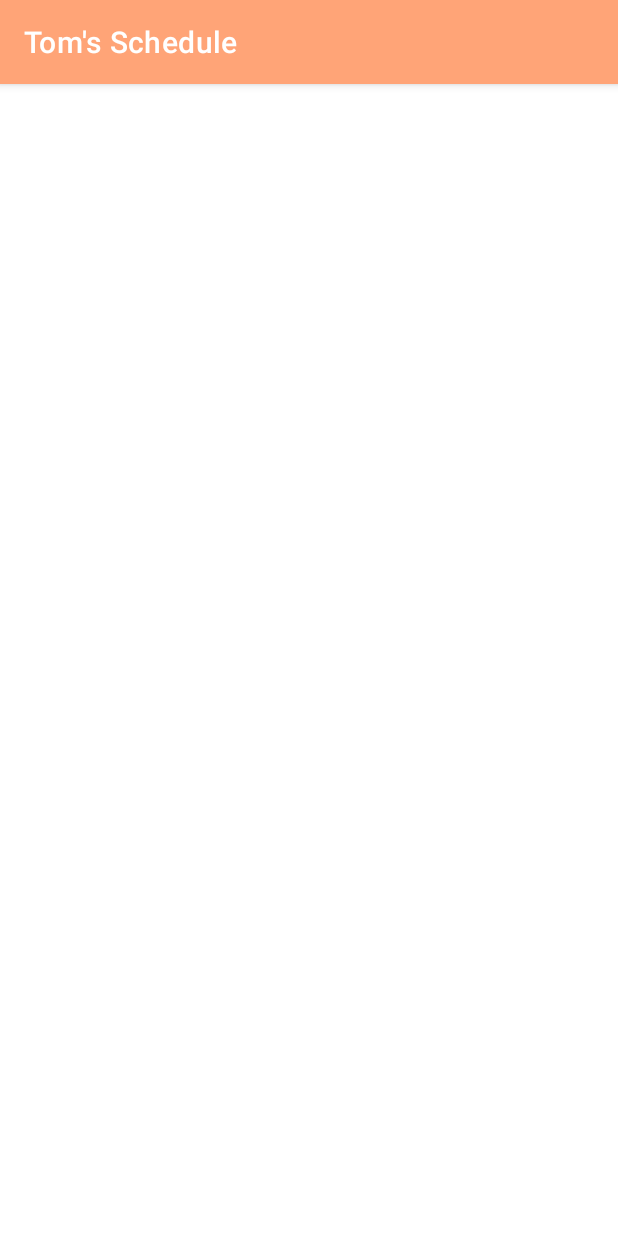
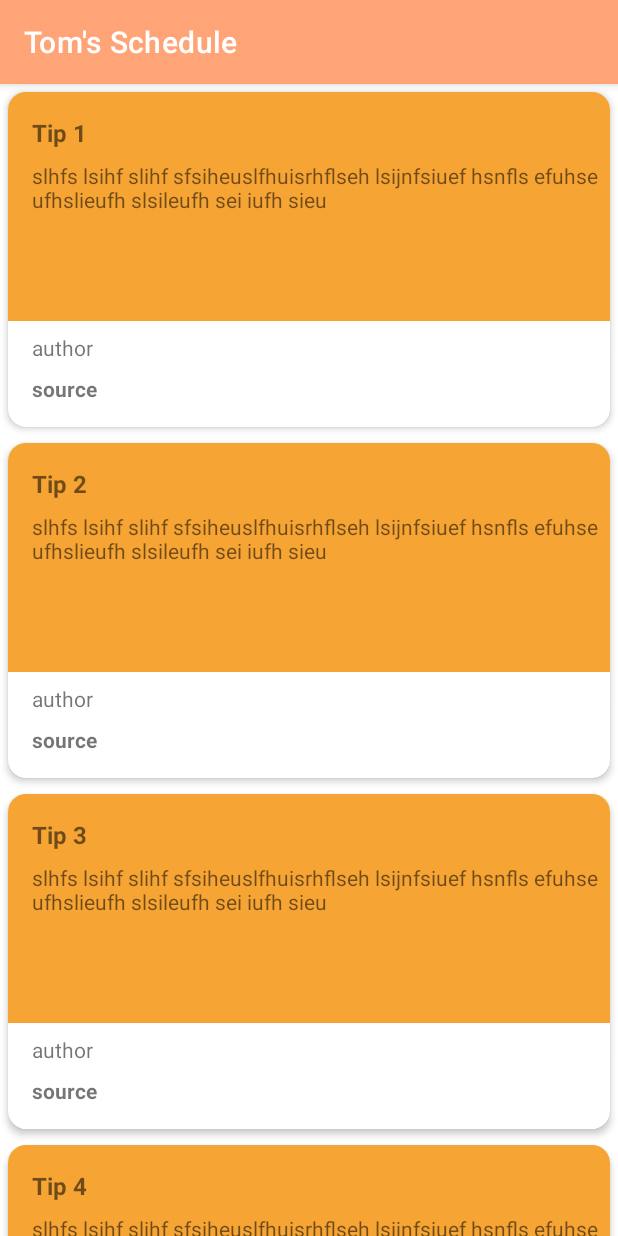
Before and after one commit to CsZsani/tomsschedule, an Android app: the fragment TipsFragment shown on its own in the app's theme, on a phone screen of 412 x 824 dp. Run offline under Robolectric (Android 15) with nearby library versions, the phone set to English and light mode, and no system bars; our stand-ins replace Firebase (no records; nobody signed in at launch, a user with empty details on screens opened directly).

Commit message:
Working on tips

```diff
--- a/app/src/main/java/hu/janny/tomsschedule/model/repository/TipsRepository.java
+++ b/app/src/main/java/hu/janny/tomsschedule/model/repository/TipsRepository.java
@@ -12,6 +12,7 @@ import com.google.firebase.storage.FirebaseStorage;
 import java.util.ArrayList;
 import java.util.List;
 
+import hu.janny.tomsschedule.model.CustomActivityHelper;
 import hu.janny.tomsschedule.model.Tip;
 import hu.janny.tomsschedule.model.firebase.FirebaseManager;
 
@@ -19,12 +20,29 @@ public class TipsRepository {
 
     private final MutableLiveData<Tip> tip = new MutableLiveData<>();
     private Tip tipFilter;
+    private List<Tip> fixTips = new ArrayList<>();
     private List<Tip> cache = new ArrayList<>();
 
     private final FirebaseStorage db;
 
     public TipsRepository(Application application) {
         db = FirebaseManager.storage;
+        fixTips.add(new Tip(1, CustomActivityHelper.todayMillis(), "Tip 1",
+                "slhfs lsihf slihf sfsiheuslfhuisrhflseh lsijnfsiuef hsnfls efuhse ufhslieufh slsileufh se" +
+                        "i iufh sieufhsi elfuhsiefh sieuhfs iluefh sieuf siuefh isuefhslue fhsliuh sieufh slieufh slie" +
+                        "isef sieuf iseugfskeu gfsjehbuzske g", "author", "source", "#F6A433"));
+        fixTips.add(new Tip(2, CustomActivityHelper.todayMillis(), "Tip 2",
+                "slhfs lsihf slihf sfsiheuslfhuisrhflseh lsijnfsiuef hsnfls efuhse ufhslieufh slsileufh se" +
+                        "i iufh sieufhsi elfuhsiefh sieuhfs iluefh sieuf siuefh isuefhslue fhsliuh sieufh slieufh slie" +
+                        "isef sieuf iseugfskeu gfsjehbuzske g", "author", "source", "#F6A433"));
+        fixTips.add(new Tip(3, CustomActivityHelper.todayMillis(), "Tip 3",
+                "slhfs lsihf slihf sfsiheuslfhuisrhflseh lsijnfsiuef hsnfls efuhse ufhslieufh slsileufh se" +
+                        "i iufh sieufhsi elfuhsiefh sieuhfs iluefh sieuf siuefh isuefhslue fhsliuh sieufh slieufh slie" +
+                        "isef sieuf iseugfskeu gfsjehbuzske g", "author", "source", "#F6A433"));
+        fixTips.add(new Tip(4, CustomActivityHelper.todayMillis(), "Tip 4",
+                "slhfs lsihf slihf sfsiheuslfhuisrhflseh lsijnfsiuef hsnfls efuhse ufhslieufh slsileufh se" +
+                        "i iufh sieufhsi elfuhsiefh sieuhfs iluefh sieuf siuefh isuefhslue fhsliuh sieufh slieufh slie" +
+                        "isef sieuf iseugfskeu gfsjehbuzske g", "author", "source", "#F6A433"));
     }
 
     Handler handlerFilter = new Handler(Looper.getMainLooper()) {
@@ -33,4 +51,29 @@ public class TipsRepository {
             tip.setValue(tipFilter);
         }
     };
+
+    public void findTipId(int id) {
+
+    }
+
+    public void findTip(Tip tip) {
+        if(fixTips.contains(tip)) {
+            tipFilter = fixTips.get(fixTips.indexOf(tip));
+        } else if(cache.contains(tip)) {
+            tipFilter = cache.get(cache.indexOf(tip));
+        }
+        tipFilter = fixTips.get(0);
+        handlerFilter.sendEmptyMessage(0);
+    }
+
+    public List<Tip> getTips() {
+        if(!cache.isEmpty()) {
+            fixTips.addAll(cache);
+        }
+        return fixTips;
+    }
+
+    public MutableLiveData<Tip> getTip() {
+        return tip;
+    }
 }
--- a/app/src/main/java/hu/janny/tomsschedule/ui/main/details/DetailFragment.java
+++ b/app/src/main/java/hu/janny/tomsschedule/ui/main/details/DetailFragment.java
@@ -79,6 +79,7 @@ public class DetailFragment extends Fragment {
         //return inflater.inflate(R.layout.detail_fragment, container, false);
         binding = DetailFragmentBinding.inflate(inflater, container, false);
         View root = binding.getRoot();
+
 
         if (getArguments().containsKey(ARG_ITEM_ID)) {
             long id = getArguments().getLong(ARG_ITEM_ID);
--- a/app/src/main/java/hu/janny/tomsschedule/ui/main/statistics/TipsFragment.java
+++ b/app/src/main/java/hu/janny/tomsschedule/ui/main/statistics/TipsFragment.java
@@ -21,14 +21,18 @@ import hu.janny.tomsschedule.databinding.FragmentTipsBinding;
 import hu.janny.tomsschedule.model.ActivityWithTimes;
 import hu.janny.tomsschedule.model.CustomActivityHelper;
 import hu.janny.tomsschedule.model.CustomActivityRecyclerAdapter;
+import hu.janny.tomsschedule.model.Tip;
 import hu.janny.tomsschedule.ui.main.details.DetailFragment;
+import hu.janny.tomsschedule.viewmodel.StatisticsViewModel;
+import hu.janny.tomsschedule.viewmodel.TipsViewModel;
 import hu.janny.tomsschedule.viewmodel.adapter.TipsRecyclerAdapter;
 
 public class TipsFragment extends Fragment {
 
-    private TipsViewModel mViewModel;
+
     private FragmentTipsBinding binding;
     private TipsRecyclerAdapter adapter;
+    private TipsViewModel viewModel;
 
     public static TipsFragment newInstance() {
         return new TipsFragment();
@@ -39,34 +43,28 @@ public class TipsFragment extends Fragment {
                              @Nullable Bundle savedInstanceState) {
         binding = FragmentTipsBinding.inflate(inflater, container, false);
         View root = binding.getRoot();
+        viewModel = new ViewModelProvider(requireActivity()).get(TipsViewModel.class);
+
+        recyclerSetup(root);
+        adapter.setActivityList(viewModel.getTips());
 
         return root;
     }
 
-    private void recyclerSetup() {
+    private void recyclerSetup(View fragView) {
         View.OnClickListener onClickListener = itemView -> {
-            ActivityWithTimes item = (ActivityWithTimes) itemView.getTag();
-            //System.out.println(item);
+            Tip item = (Tip) itemView.getTag();
             Bundle arguments = new Bundle();
-            arguments.putLong(DetailFragment.ARG_ITEM_ID, item.customActivity.getId());
-            long timeSpentToday = CustomActivityHelper.getHowManyTimeWasSpentTodayOnAct(item.activityTimes);
-            arguments.putLong(DetailFragment.TODAY_SO_FAR, timeSpentToday);
-            //System.out.println(timeSpentToday);
-            Navigation.findNavController(itemView).navigate(R.id.action_nav_home_to_detailFragment, arguments);
+            arguments.putLong(TipDetailFragment.TIP_ITEM_ID, item.getId());
+            viewModel.findTip(item);
+            Navigation.findNavController(itemView).navigate(R.id.action_nav_statistics_to_tipDetailFragment, arguments);
         };
 
-        adapter = new TipsRecyclerAdapter(R.layout.custom_activity_list_item, onClickListener);
+        adapter = new TipsRecyclerAdapter(R.layout.tip_list_item, onClickListener, fragView.getContext());
         binding.tipsRecyclerView.setLayoutManager(
                 new LinearLayoutManager(getContext()));
         binding.tipsRecyclerView.setAdapter(adapter);
     }
 
 
-    @Override
-    public void onActivityCreated(@Nullable Bundle savedInstanceState) {
-        super.onActivityCreated(savedInstanceState);
-        mViewModel = new ViewModelProvider(this).get(TipsViewModel.class);
-        // TODO: Use the ViewModel
-    }
-
 }
--- a/app/src/main/java/hu/janny/tomsschedule/ui/main/statistics/TipsViewModel.java
+++ /dev/null
@@ -1,7 +0,0 @@
-package hu.janny.tomsschedule.ui.main.statistics;
-
-import androidx.lifecycle.ViewModel;
-
-public class TipsViewModel extends ViewModel {
-    // TODO: Implement the ViewModel
-}
--- /dev/null
+++ b/app/src/main/java/hu/janny/tomsschedule/viewmodel/TipsViewModel.java
@@ -0,0 +1,47 @@
+package hu.janny.tomsschedule.viewmodel;
+
+import android.app.Application;
+
+import androidx.annotation.NonNull;
+import androidx.lifecycle.AndroidViewModel;
+import androidx.lifecycle.MutableLiveData;
+import androidx.lifecycle.ViewModel;
+
+import java.util.List;
+
+import hu.janny.tomsschedule.model.Tip;
+import hu.janny.tomsschedule.model.repository.Repository;
+import hu.janny.tomsschedule.model.repository.TipsRepository;
+
+public class TipsViewModel extends AndroidViewModel {
+
+    private final TipsRepository repository;
+    private List<Tip> tipsList;
+    private final MutableLiveData<Tip> tip;
+
+    public TipsViewModel(@NonNull Application application) {
+        super(application);
+        repository = new TipsRepository(application);
+        tip = repository.getTip();
+    }
+
+    public void findTip(int id) {
+        repository.findTipId(id);
+    }
+
+    public void findTip(Tip tip) {
+        repository.findTip(tip);
+    }
+
+    public List<Tip> getTips() {
+        return repository.getTips();
+    }
+
+    public List<Tip> getTipsList() {
+        return tipsList;
+    }
+
+    public MutableLiveData<Tip> getTip() {
+        return tip;
+    }
+}
--- a/app/src/main/java/hu/janny/tomsschedule/viewmodel/adapter/TipsRecyclerAdapter.java
+++ b/app/src/main/java/hu/janny/tomsschedule/viewmodel/adapter/TipsRecyclerAdapter.java
@@ -1,5 +1,7 @@
 package hu.janny.tomsschedule.viewmodel.adapter;
 
+import android.content.Context;
+import android.content.res.ColorStateList;
 import android.view.LayoutInflater;
 import android.view.View;
 import android.view.ViewGroup;
@@ -7,7 +9,11 @@ import android.widget.Button;
 import android.widget.TextView;
 
 import androidx.annotation.NonNull;
+import androidx.core.view.ViewCompat;
 import androidx.recyclerview.widget.RecyclerView;
+
+import com.google.android.material.chip.Chip;
+import com.google.android.material.chip.ChipGroup;
 
 import java.util.List;
 
@@ -22,10 +28,12 @@ public class TipsRecyclerAdapter  extends RecyclerView.Adapter<TipsRecyclerAdapt
     private final int listItemLayout;
     private final View.OnClickListener onClickListener;
     private List<Tip> tips;
+    private Context context;
 
-    public TipsRecyclerAdapter(int layoutId, View.OnClickListener onClickListener) {
+    public TipsRecyclerAdapter(int layoutId, View.OnClickListener onClickListener, Context context) {
         this.listItemLayout = layoutId;
         this.onClickListener = onClickListener;
+        this.context = context;
     }
 
     public void setActivityList(List<Tip> tips) {
@@ -41,20 +49,20 @@ public class TipsRecyclerAdapter  extends RecyclerView.Adapter<TipsRecyclerAdapt
     }
 
     class ViewHolder extends RecyclerView.ViewHolder {
-        TextView activityName;
-        TextView detailsText;
+        TextView tipTitle;
+        TextView tipText;
         View divider;
-        Button beginActivity;
-        TextView todayTime;
-        Button statusIndicator;
+        TextView tipAuthor;
+        TextView tipSource;
+        ChipGroup tipTags;
         ViewHolder(View itemView) {
             super(itemView);
-            activityName = itemView.findViewById(R.id.activityNameInList);
-            detailsText = itemView.findViewById(R.id.activityBasicInfosInList);
-            divider = itemView.findViewById(R.id.divider);
-            beginActivity = itemView.findViewById(R.id.beginActivityInList);
-            todayTime = itemView.findViewById(R.id.todayTime);
-            statusIndicator = itemView.findViewById(R.id.statusIndicatorInList);
+            tipTitle = itemView.findViewById(R.id.tipTitle);
+            tipText = itemView.findViewById(R.id.tipText);
+            divider = itemView.findViewById(R.id.tipCardDivider);
+            tipAuthor = itemView.findViewById(R.id.tipAuthor);
+            tipSource = itemView.findViewById(R.id.tipSource);
+            tipTags = itemView.findViewById(R.id.tipTags);
         }
     }
 
@@ -62,6 +70,20 @@ public class TipsRecyclerAdapter  extends RecyclerView.Adapter<TipsRecyclerAdapt
     public void onBindViewHolder(@NonNull TipsRecyclerAdapter.ViewHolder viewHolder, int i) {
         viewHolder.itemView.setOnClickListener(onClickListener);
         viewHolder.itemView.setTag(tips.get(i));
+        viewHolder.tipTitle.setText(tips.get(i).getTitle());
+        viewHolder.tipText.setText(tips.get(i).getText().substring(0, Math.min(tips.get(i).getText().length(), 100)));
+        viewHolder.tipAuthor.setText(tips.get(i).getAuthor());
+        viewHolder.tipSource.setText(tips.get(i).getSource());
+        viewHolder.divider.setBackgroundColor(tips.get(i).getColorInt());
+        if(!tips.get(i).getTags().isEmpty()) {
+            for(String s : tips.get(i).getTags()) {
+                Chip chip = new Chip(context);
+                chip.setId(ViewCompat.generateViewId());
+                chip.setText(s);
+                chip.setCheckable(false);
+                viewHolder.tipTags.addView(chip);
+            }
+        }
     }
 
     @Override
--- a/app/src/main/res/layout/tip_list_item.xml
+++ b/app/src/main/res/layout/tip_list_item.xml
@@ -14,12 +14,12 @@
         android:layout_height="223dp">
 
         <View
-            android:id="@+id/divider3"
+            android:id="@+id/tipCardDivider"
             android:layout_width="match_parent"
             android:layout_height="0dp"
             android:layout_marginBottom="8dp"
             android:background="@color/toms_200"
-            app:layout_constraintBottom_toTopOf="@+id/textView16"
+            app:layout_constraintBottom_toTopOf="@+id/tipAuthor"
             app:layout_constraintEnd_toEndOf="parent"
             app:layout_constraintHorizontal_bias="0.0"
             app:layout_constraintStart_toStartOf="parent"
@@ -27,28 +27,31 @@
             app:layout_constraintVertical_bias="1.0" />
 
         <TextView
-            android:id="@+id/textView15"
+            android:id="@+id/tipSource"
             android:layout_width="wrap_content"
             android:layout_height="wrap_content"
             android:layout_marginStart="16dp"
             android:layout_marginBottom="16dp"
-            android:text="TextView"
+            android:textStyle="bold"
             app:layout_constraintBottom_toBottomOf="parent"
             app:layout_constraintEnd_toEndOf="parent"
             app:layout_constraintHorizontal_bias="0.0"
-            app:layout_constraintStart_toStartOf="parent" />
+            app:layout_constraintStart_toStartOf="parent"
+            app:layout_constraintTop_toTopOf="parent"
+            app:layout_constraintVertical_bias="1.0" />
 
         <TextView
-            android:id="@+id/textView16"
+            android:id="@+id/tipAuthor"
             android:layout_width="wrap_content"
             android:layout_height="wrap_content"
             android:layout_marginStart="16dp"
             android:layout_marginBottom="8dp"
-            android:text="TextView"
-            app:layout_constraintBottom_toTopOf="@+id/textView15"
+            app:layout_constraintBottom_toTopOf="@+id/tipSource"
             app:layout_constraintEnd_toEndOf="parent"
             app:layout_constraintHorizontal_bias="0.0"
-            app:layout_constraintStart_toStartOf="parent" />
+            app:layout_constraintStart_toStartOf="parent"
+            app:layout_constraintTop_toTopOf="parent"
+            app:layout_constraintVertical_bias="1.0" />
 
         <TextView
             android:id="@+id/tipTitle"
@@ -56,36 +59,39 @@
             android:layout_height="wrap_content"
             android:layout_marginStart="16dp"
             android:layout_marginTop="16dp"
-            android:text="TextView"
+            android:textSize="16sp"
+            android:textStyle="bold"
+            app:layout_constraintBottom_toTopOf="@+id/tipAuthor"
             app:layout_constraintEnd_toEndOf="parent"
             app:layout_constraintHorizontal_bias="0.0"
             app:layout_constraintStart_toStartOf="parent"
-            app:layout_constraintTop_toTopOf="parent" />
+            app:layout_constraintTop_toTopOf="parent"
+            app:layout_constraintVertical_bias="0.0" />
 
         <TextView
-            android:id="@+id/textView20"
+            android:id="@+id/tipText"
             android:layout_width="wrap_content"
             android:layout_height="wrap_content"
             android:layout_marginStart="16dp"
             android:layout_marginTop="8dp"
-            android:text="TextView"
-            app:layout_constraintBottom_toTopOf="@+id/textView16"
-            app:layout_constraintEnd_toEndOf="@+id/divider3"
+            app:layout_constraintBottom_toTopOf="@+id/tipAuthor"
+            app:layout_constraintEnd_toEndOf="@+id/tipCardDivider"
             app:layout_constraintHorizontal_bias="0.0"
             app:layout_constraintStart_toStartOf="parent"
             app:layout_constraintTop_toBottomOf="@+id/tipTitle"
             app:layout_constraintVertical_bias="0.0" />
 
         <com.google.android.material.chip.ChipGroup
+            android:id="@+id/tipTags"
             android:layout_width="wrap_content"
             android:layout_height="wrap_content"
             android:layout_marginStart="16dp"
             android:layout_marginBottom="16dp"
-            app:layout_constraintBottom_toBottomOf="@+id/divider3"
+            app:layout_constraintBottom_toBottomOf="@+id/tipCardDivider"
             app:layout_constraintEnd_toEndOf="parent"
             app:layout_constraintHorizontal_bias="0.0"
             app:layout_constraintStart_toStartOf="parent"
-            app:layout_constraintTop_toBottomOf="@+id/textView20"
+            app:layout_constraintTop_toBottomOf="@+id/tipText"
             app:layout_constraintVertical_bias="1.0">
 
         </com.google.android.material.chip.ChipGroup>
--- a/app/src/main/res/values/strings.xml
+++ b/app/src/main/res/values/strings.xml
@@ -163,6 +163,7 @@
     <string name="personal_statistics">Personal</string>
     <string name="global_statistics">Global</string>
     <string name="tips">Tips</string>
+    <string name="tip">Tip</string>
     <string name="select_time_period_chip">Select time period</string>
     <string name="today_chip">Today</string>
     <string name="yesterday_chip">Yesterday</string>
```
Also changed, not shown: app/src/main/java/hu/janny/tomsschedule/model/Tip.java (+25 -0 lines), app/src/main/java/hu/janny/tomsschedule/ui/main/statistics/TipDetailFragment.java (added, +49 -0 lines), app/src/main/res/layout/fragment_tip_detail.xml (added, +37 -0 lines), app/src/main/res/navigation/mobile_navigation.xml (+10 -1 lines), 1 other file.
